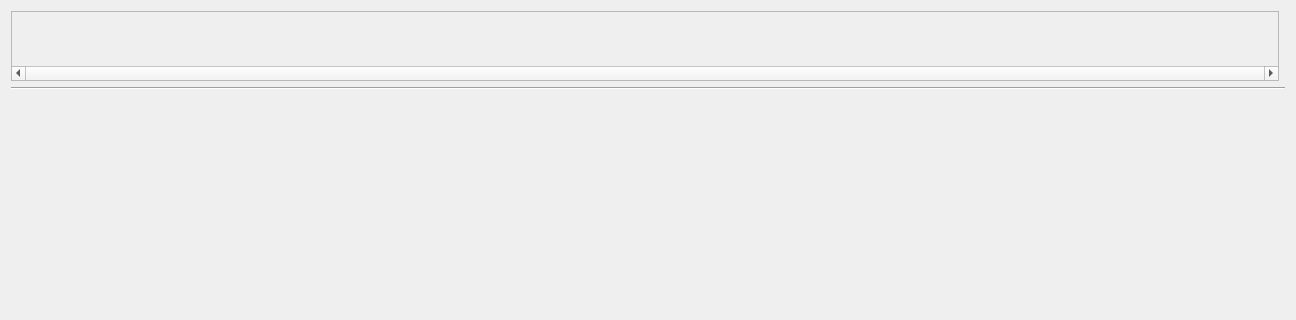
Above: AF_Program/AF_Program/TabUI.ui from AndrewF001/Andrews_Program before the change; both pictures show x 0 to 1296 and y 0 to 320 of the 1296 by 807 pixel window. Below: the same form after it.
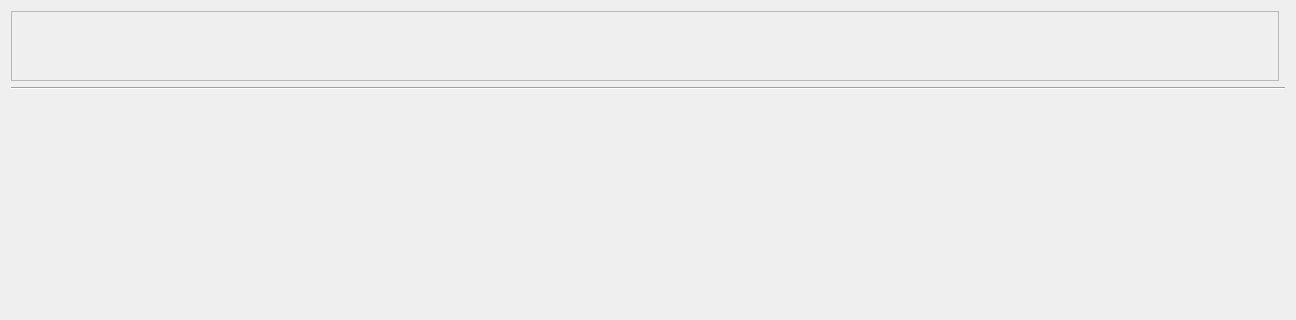
That is the form after the change.

Patch:
```diff
--- a/AF_Program/AF_Program/TabUI.ui
+++ b/AF_Program/AF_Program/TabUI.ui
@@ -64,7 +64,10 @@
       <enum>Qt::ScrollBarAlwaysOff</enum>
      </property>
      <property name="horizontalScrollBarPolicy">
-      <enum>Qt::ScrollBarAlwaysOn</enum>
+      <enum>Qt::ScrollBarAsNeeded</enum>
+     </property>
+     <property name="sizeAdjustPolicy">
+      <enum>QAbstractScrollArea::AdjustToContents</enum>
      </property>
      <property name="widgetResizable">
       <bool>true</bool>
@@ -75,7 +78,7 @@
         <x>0</x>
         <y>0</y>
         <width>1270</width>
-        <height>52</height>
+        <height>69</height>
        </rect>
       </property>
      </widget>
```
